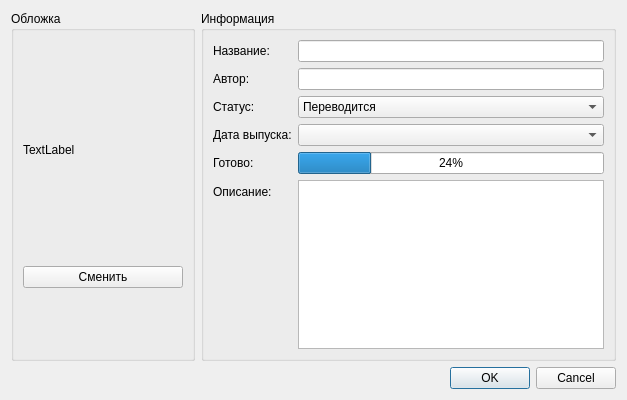
This is projectproperties.ui in andreili/Scanlate as Qt 5 draws it before an edit. The edited form follows.
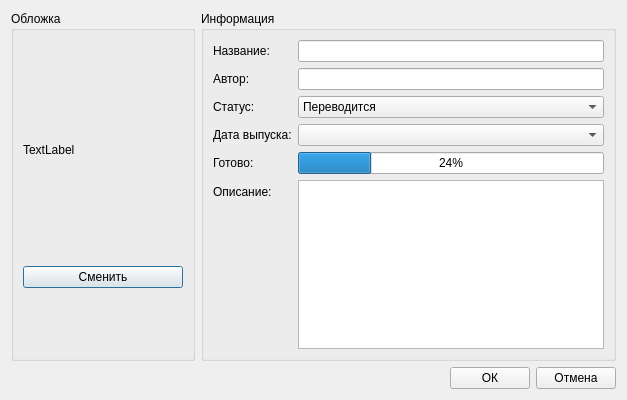
This is the edited form.

```diff
--- a/projectproperties.ui
+++ b/projectproperties.ui
@@ -152,14 +152,35 @@
     </widget>
    </item>
    <item row="1" column="0" colspan="2">
-    <widget class="QDialogButtonBox" name="buttonBox">
+    <layout class="QHBoxLayout" name="horizontalLayout">
+     <item>
+      <spacer name="horizontalSpacer">
      <property name="orientation">
       <enum>Qt::Horizontal</enum>
      </property>
-     <property name="standardButtons">
-      <set>QDialogButtonBox::Cancel|QDialogButtonBox::Ok</set>
-     </property>
-    </widget>
+       <property name="sizeHint" stdset="0">
+        <size>
+         <width>40</width>
+         <height>20</height>
+        </size>
+       </property>
+      </spacer>
+     </item>
+     <item>
+      <widget class="QPushButton" name="pbOK">
+       <property name="text">
+        <string>ОК</string>
+       </property>
+      </widget>
+     </item>
+     <item>
+      <widget class="QPushButton" name="pbCancle">
+       <property name="text">
+        <string>Отмена</string>
+       </property>
+      </widget>
+     </item>
+    </layout>
    </item>
   </layout>
  </widget>
```
Lines whose indentation alone changed are shown as unchanged.
